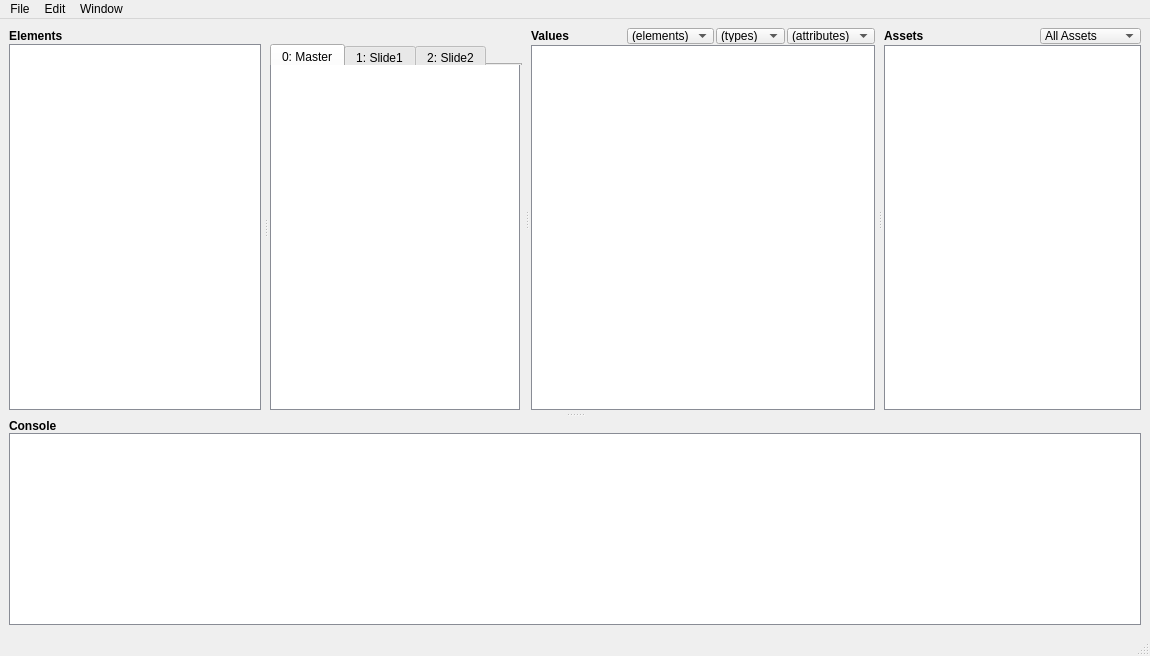
Before: the Qt Designer form gui/window.ui in Phrogz/RUIC, drawn with Qt 5.
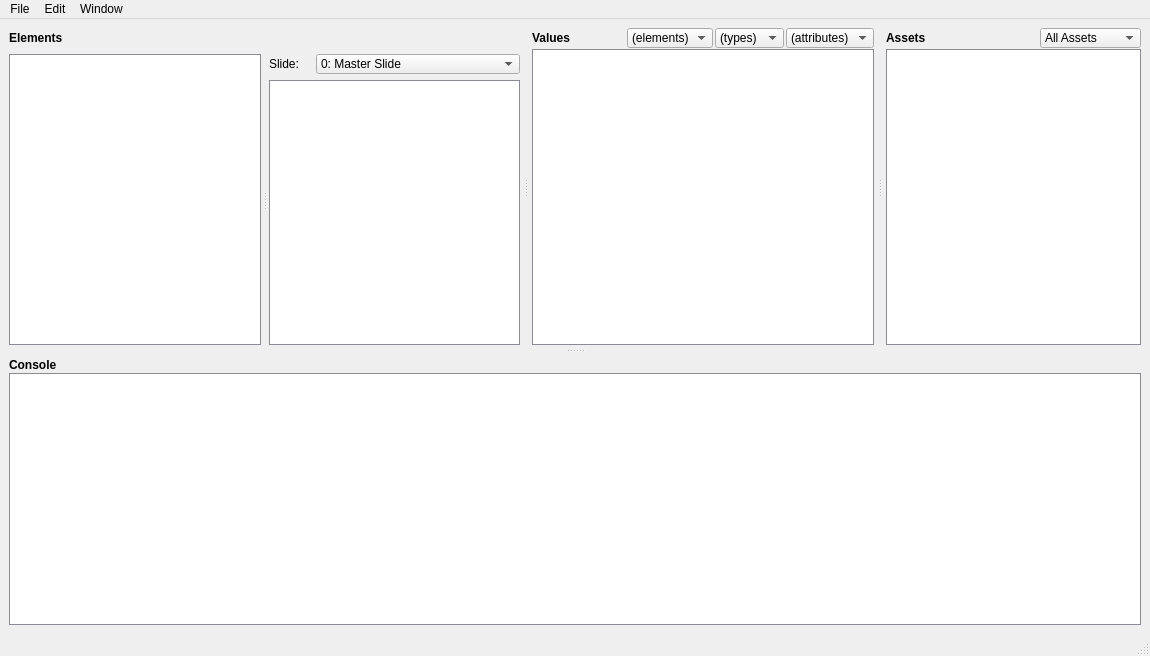
After: the same form once the commit is applied. Icons and pictures are not drawn.

Commit message: Slides and Inspector load (read-only, slides unused)

The edit to the form file:
```diff
--- a/gui/window.ui
+++ b/gui/window.ui
@@ -29,39 +29,24 @@
    <property name="autoFillBackground">
     <bool>true</bool>
    </property>
-   <layout class="QVBoxLayout" name="verticalLayout_4">
+   <layout class="QHBoxLayout" name="horizontalLayout">
     <item>
-     <widget class="QSplitter" name="mainSplitter">
-      <property name="lineWidth">
-       <number>0</number>
-      </property>
+     <widget class="QSplitter" name="splitter_2">
       <property name="orientation">
        <enum>Qt::Vertical</enum>
       </property>
       <property name="handleWidth">
-       <number>9</number>
+       <number>12</number>
       </property>
-      <widget class="QSplitter" name="topRowSplitter">
-       <property name="sizePolicy">
-        <sizepolicy hsizetype="Expanding" vsizetype="Preferred">
-         <horstretch>0</horstretch>
-         <verstretch>1</verstretch>
-        </sizepolicy>
-       </property>
+      <widget class="QSplitter" name="TopHalf">
        <property name="orientation">
         <enum>Qt::Horizontal</enum>
        </property>
        <property name="handleWidth">
-        <number>9</number>
+        <number>12</number>
        </property>
-       <property name="childrenCollapsible">
-        <bool>false</bool>
-       </property>
-       <widget class="QWidget" name="layoutWidget">
+       <widget class="QWidget" name="">
         <layout class="QVBoxLayout" name="elementsBox">
-         <property name="spacing">
-          <number>0</number>
-         </property>
          <item>
           <widget class="QLabel" name="elementsHeader">
            <property name="sizePolicy">
@@ -73,13 +58,13 @@
            <property name="minimumSize">
             <size>
              <width>61</width>
-             <height>16</height>
+             <height>20</height>
             </size>
            </property>
            <property name="maximumSize">
             <size>
              <width>16777215</width>
-             <height>16</height>
+             <height>20</height>
             </size>
            </property>
            <property name="font">
@@ -94,33 +79,12 @@
           </widget>
          </item>
          <item>
-          <widget class="QSplitter" name="elementsSplitter">
-           <property name="sizePolicy">
-            <sizepolicy hsizetype="Expanding" vsizetype="Expanding">
-             <horstretch>0</horstretch>
-             <verstretch>0</verstretch>
-            </sizepolicy>
-           </property>
-           <property name="minimumSize">
-            <size>
-             <width>361</width>
-             <height>0</height>
-            </size>
-           </property>
-           <property name="maximumSize">
-            <size>
-             <width>16777215</width>
-             <height>16777215</height>
-            </size>
-           </property>
+          <widget class="QSplitter" name="splitter">
            <property name="orientation">
             <enum>Qt::Horizontal</enum>
            </property>
            <property name="handleWidth">
-            <number>9</number>
-           </property>
-           <property name="childrenCollapsible">
-            <bool>false</bool>
+            <number>8</number>
            </property>
            <widget class="QTreeView" name="elements">
             <property name="minimumSize">
@@ -148,63 +112,63 @@
              <bool>false</bool>
             </property>
            </widget>
-           <widget class="QWidget" name="layoutWidget">
-            <layout class="QVBoxLayout" name="verticalLayout">
-             <property name="spacing">
-              <number>0</number>
-             </property>
+           <widget class="QWidget" name="">
+            <layout class="QVBoxLayout" name="inspectorLayout">
              <item>
-              <widget class="QTabWidget" name="slideTabs">
-               <property name="sizePolicy">
-                <sizepolicy hsizetype="Expanding" vsizetype="Fixed">
-                 <horstretch>0</horstretch>
-                 <verstretch>0</verstretch>
-                </sizepolicy>
-               </property>
-               <property name="maximumSize">
-                <size>
-                 <width>16777215</width>
-                 <height>21</height>
-                </size>
-               </property>
-               <property name="currentIndex">
-                <number>0</number>
-               </property>
-               <property name="iconSize">
-                <size>
-                 <width>32</width>
-                 <height>32</height>
-                </size>
-               </property>
-               <widget class="QWidget" name="tab_3">
-                <property name="maximumSize">
-                 <size>
-                  <width>16777215</width>
-                  <height>0</height>
-                 </size>
-                </property>
-                <attribute name="title">
-                 <string notr="true">0: Master</string>
-                </attribute>
-                <layout class="QHBoxLayout" name="horizontalLayout"/>
-               </widget>
-               <widget class="QWidget" name="tab_4">
-                <property name="maximumSize">
-                 <size>
-                  <width>16777215</width>
-                  <height>0</height>
-                 </size>
-                </property>
-                <attribute name="title">
-                 <string notr="true">1: Slide1</string>
-                </attribute>
-               </widget>
-               <widget class="QWidget" name="tab_5">
-                <attribute name="title">
-                 <string notr="true">2: Slide2</string>
-                </attribute>
-               </widget>
-              </widget>
+              <layout class="QHBoxLayout" name="slideLayout">
+               <item>
+                <widget class="QLabel" name="label">
+                 <property name="sizePolicy">
+                  <sizepolicy hsizetype="Preferred" vsizetype="Fixed">
+                   <horstretch>0</horstretch>
+                   <verstretch>0</verstretch>
+                  </sizepolicy>
+                 </property>
+                 <property name="minimumSize">
+                  <size>
+                   <width>41</width>
+                   <height>20</height>
+                  </size>
+                 </property>
+                 <property name="maximumSize">
+                  <size>
+                   <width>16777215</width>
+                   <height>20</height>
+                  </size>
+                 </property>
+                 <property name="text">
+                  <string>Slide: </string>
+                 </property>
+                </widget>
+               </item>
+               <item>
+                <widget class="QComboBox" name="slideList">
+                 <property name="sizePolicy">
+                  <sizepolicy hsizetype="MinimumExpanding" vsizetype="Fixed">
+                   <horstretch>0</horstretch>
+                   <verstretch>0</verstretch>
+                  </sizepolicy>
+                 </property>
+                 <property name="minimumSize">
+                  <size>
+                   <width>0</width>
+                   <height>20</height>
+                  </size>
+                 </property>
+                 <property name="maximumSize">
+                  <size>
+                   <width>16777215</width>
+                   <height>20</height>
+                  </size>
+                 </property>
+                 <item>
+                  <property name="text">
+                   <string>0: Master Slide</string>
+                  </property>
+                 </item>
+                </widget>
+               </item>
+              </layout>
              </item>
              <item>
               <widget class="QTableView" name="inspector">
@@ -214,18 +178,32 @@
                  <height>60</height>
                 </size>
                </property>
+               <property name="font">
+                <font>
+                 <pointsize>12</pointsize>
+                </font>
+               </property>
                <property name="styleSheet">
-                <string notr="true">#inspector { border-top:none; margin-right:2px /*hack to line up with border on tabs */ }</string>
+                <string notr="true"/>
                </property>
                <property name="horizontalScrollBarPolicy">
                 <enum>Qt::ScrollBarAlwaysOff</enum>
                </property>
                <property name="showGrid">
-                <bool>true</bool>
+                <bool>false</bool>
+               </property>
+               <property name="gridStyle">
+                <enum>Qt::NoPen</enum>
                </property>
                <property name="wordWrap">
                 <bool>false</bool>
                </property>
+               <attribute name="horizontalHeaderVisible">
+                <bool>true</bool>
+               </attribute>
+               <attribute name="horizontalHeaderCascadingSectionResizes">
+                <bool>false</bool>
+               </attribute>
               </widget>
              </item>
             </layout>
@@ -258,13 +236,13 @@
              <property name="minimumSize">
               <size>
                <width>45</width>
-               <height>0</height>
+               <height>20</height>
               </size>
              </property>
              <property name="maximumSize">
               <size>
                <width>16777215</width>
-               <height>16</height>
+               <height>20</height>
               </size>
              </property>
              <property name="font">
@@ -286,7 +264,7 @@
              <property name="sizeHint" stdset="0">
               <size>
                <width>48</width>
-               <height>13</height>
+               <height>20</height>
               </size>
              </property>
             </spacer>
@@ -296,13 +274,13 @@
              <property name="minimumSize">
               <size>
                <width>76</width>
-               <height>0</height>
+               <height>20</height>
               </size>
              </property>
              <property name="maximumSize">
               <size>
                <width>87</width>
-               <height>16</height>
+               <height>20</height>
               </size>
              </property>
              <property name="maxVisibleItems">
@@ -376,7 +354,7 @@
              <property name="maximumSize">
               <size>
                <width>69</width>
-               <height>16</height>
+               <height>20</height>
               </size>
              </property>
              <item>
@@ -443,7 +421,7 @@
              <property name="maximumSize">
               <size>
                <width>16777215</width>
-               <height>16</height>
+               <height>20</height>
               </size>
              </property>
              <item>
@@ -488,13 +466,13 @@
              <property name="minimumSize">
               <size>
                <width>46</width>
-               <height>16</height>
+               <height>20</height>
               </size>
              </property>
              <property name="maximumSize">
               <size>
                <width>16777215</width>
-               <height>16</height>
+               <height>20</height>
               </size>
              </property>
              <property name="font">
@@ -526,13 +504,13 @@
              <property name="minimumSize">
               <size>
                <width>69</width>
-               <height>16</height>
+               <height>20</height>
               </size>
              </property>
              <property name="maximumSize">
               <size>
                <width>16777215</width>
-               <height>16</height>
+               <height>20</height>
               </size>
              </property>
              <item>
```
Left out of the diff: 14 changed lines with no effect on the pictures. The commit also changes 4 other files.
